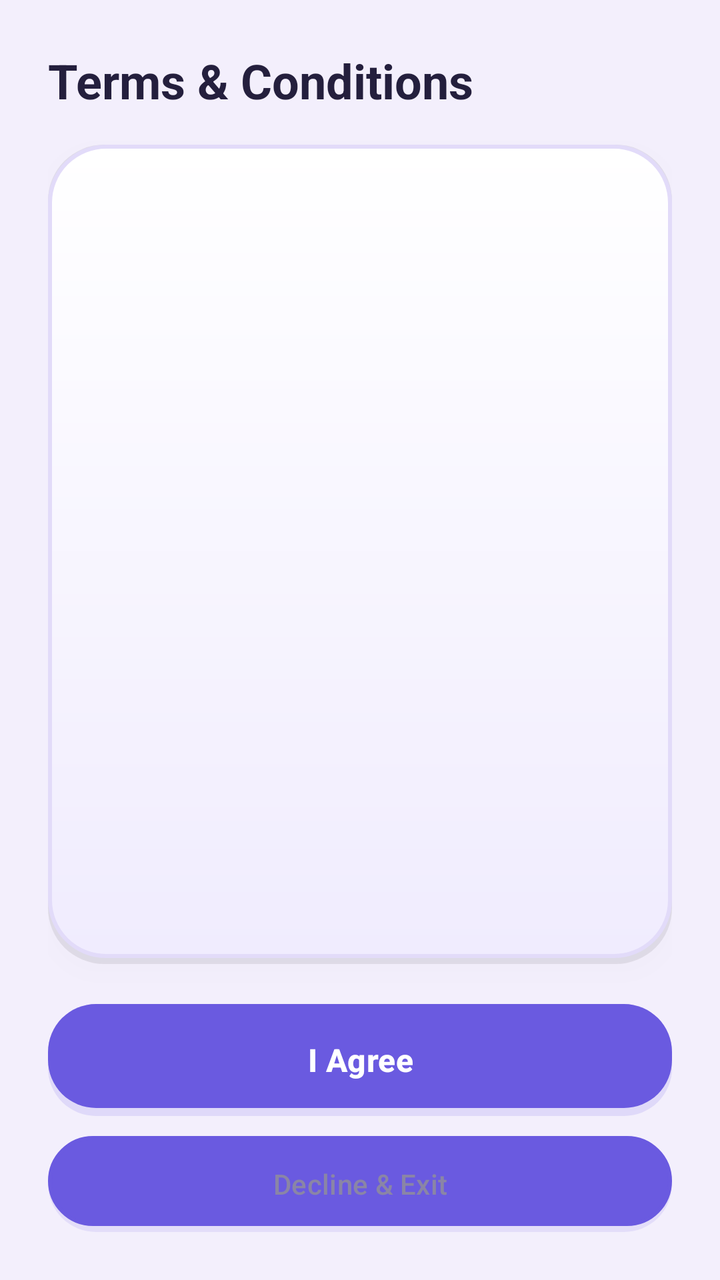
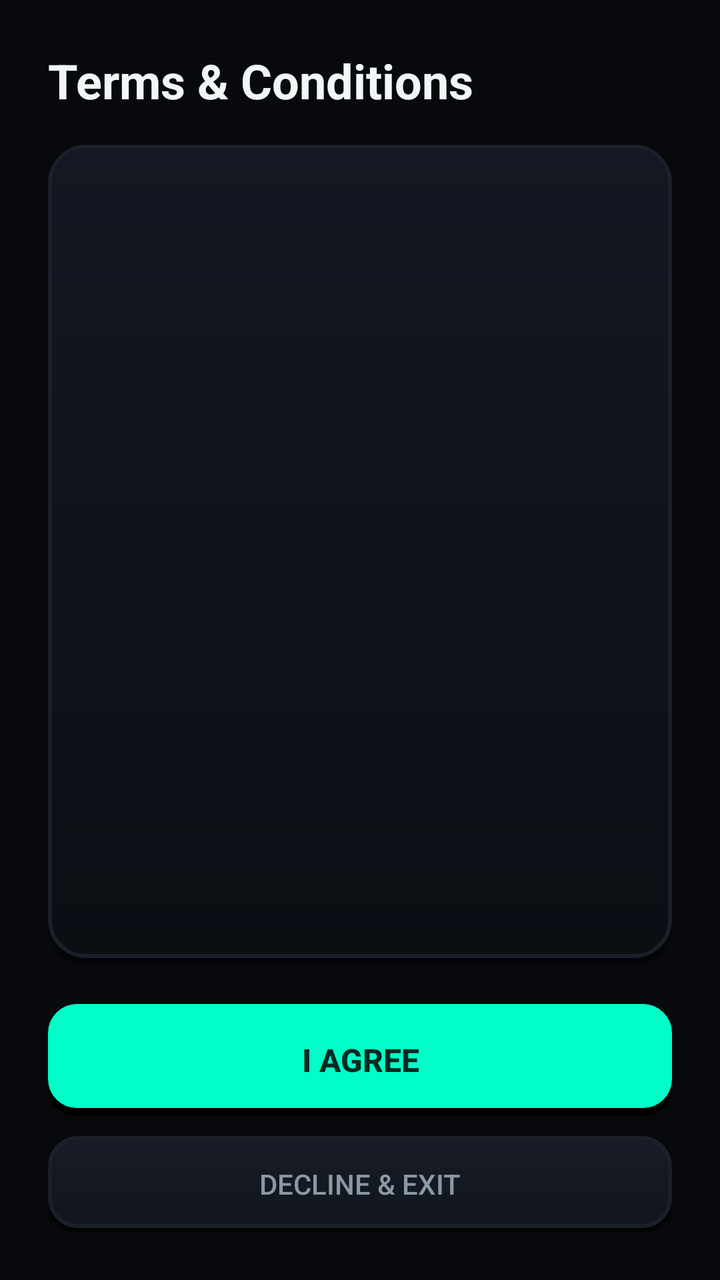

An Android layout rendered at two revisions. The XML below is the earlier revision; the diff shows what the commit changed to produce the second picture.
<!-- AndroidManifest.xml: application theme Theme.AccessControl -->
<!-- res/layout/activity_terms.xml -->
<?xml version="1.0" encoding="utf-8"?>
<LinearLayout xmlns:android="http://schemas.android.com/apk/res/android"
    android:layout_width="match_parent"
    android:layout_height="match_parent"
    android:orientation="vertical"
    android:padding="24dp">

    <TextView
        android:layout_width="wrap_content"
        android:layout_height="wrap_content"
        android:text="@string/terms_title"
        android:textColor="@color/clay_text"
        android:textSize="24sp"
        android:textStyle="bold" />

    <ScrollView
        android:layout_width="match_parent"
        android:layout_height="0dp"
        android:layout_marginTop="16dp"
        android:layout_weight="1"
        android:background="@drawable/bg_clay_card"
        android:elevation="6dp">

        <TextView
            android:id="@+id/termsBody"
            android:layout_width="match_parent"
            android:layout_height="wrap_content"
            android:padding="18dp"
            android:textColor="@color/clay_text"
            android:textSize="14sp" />
    </ScrollView>

    <Button
        android:id="@+id/btnAgree"
        android:layout_width="match_parent"
        android:layout_height="56dp"
        android:layout_marginTop="20dp"
        android:background="@drawable/bg_clay_button_primary"
        android:elevation="8dp"
        android:text="I Agree"
        android:textColor="#FFFFFF"
        android:textSize="16sp"
        android:textStyle="bold" />

    <Button
        android:id="@+id/btnDecline"
        android:layout_width="match_parent"
        android:layout_height="wrap_content"
        android:layout_marginTop="10dp"
        android:background="@drawable/bg_clay_button_soft"
        android:text="Decline &amp; Exit"
        android:textColor="@color/clay_text_soft" />
</LinearLayout>
<!-- resources referenced by this layout -->
<resources>
  <color name="clay_text">#241F3D</color>
  <color name="clay_text_soft">#8A85A6</color>
  <!-- drawable bg_clay_button_primary (drawable) -->
  <?xml version="1.0" encoding="utf-8"?>
  <layer-list xmlns:android="http://schemas.android.com/apk/res/android">
      <item>
          <shape android:shape="rectangle">
              <corners android:radius="24dp" />
              <solid android:color="#26000000" />
          </shape>
      </item>
      <item android:bottom="4dp">
          <shape android:shape="rectangle">
              <corners android:radius="24dp" />
              <gradient
                  android:angle="270"
                  android:startColor="#7C6CF6"
                  android:endColor="@color/clay_primary_dark" />
          </shape>
      </item>
  </layer-list>
  <!-- drawable bg_clay_button_soft (drawable) -->
  <?xml version="1.0" encoding="utf-8"?>
  <layer-list xmlns:android="http://schemas.android.com/apk/res/android">
      <item>
          <shape android:shape="rectangle">
              <corners android:radius="24dp" />
              <solid android:color="#1F000000" />
          </shape>
      </item>
      <item android:bottom="3dp">
          <shape android:shape="rectangle">
              <corners android:radius="24dp" />
              <gradient
                  android:angle="270"
                  android:startColor="#FFFFFF"
                  android:endColor="#EFE9FF" />
              <stroke
                  android:width="2dp"
                  android:color="@color/clay_stroke" />
          </shape>
      </item>
  </layer-list>
  <!-- drawable bg_clay_card (drawable) -->
  <?xml version="1.0" encoding="utf-8"?>
  <layer-list xmlns:android="http://schemas.android.com/apk/res/android">
      <item>
          <shape android:shape="rectangle">
              <corners android:radius="28dp" />
              <solid android:color="#14000000" />
          </shape>
      </item>
      <item android:bottom="3dp">
          <shape android:shape="rectangle">
              <corners android:radius="28dp" />
              <gradient
                  android:angle="270"
                  android:startColor="#FFFFFF"
                  android:endColor="@color/clay_card_deep" />
              <stroke
                  android:width="2dp"
                  android:color="@color/clay_stroke" />
          </shape>
      </item>
  </layer-list>
  <string name="terms_title">Terms &amp; Conditions</string>
  <style name="Theme.AccessControl" parent="Theme.Material3.Light.NoActionBar">
          <item name="colorPrimary">@color/clay_primary</item>
          <item name="colorOnPrimary">#FFFFFF</item>
          <item name="colorPrimaryContainer">@color/clay_card_deep</item>
          <item name="colorSecondary">@color/clay_accent</item>
          <item name="android:statusBarColor">@color/clay_bg</item>
          <item name="android:navigationBarColor">@color/clay_bg</item>
          <item name="android:windowLightStatusBar">true</item>
          <item name="android:windowBackground">@color/clay_bg</item>
      </style>
  <color name="clay_primary_dark">#5B4BD1</color>
  <color name="clay_stroke">#E2DBF9</color>
  <color name="clay_card_deep">#F0ECFE</color>
  <color name="clay_primary">#6A5AE0</color>
  <color name="clay_accent">#4FC3F7</color>
  <color name="clay_bg">#F3EFFC</color>
</resources>

<!-- the commit's change to res/layout/activity_terms.xml (unified diff, before → after) -->
@@ -30,7 +30,7 @@
             android:textSize="14sp" />
     </ScrollView>
 
-    <Button
+    <androidx.appcompat.widget.AppCompatButton
         android:id="@+id/btnAgree"
         android:layout_width="match_parent"
         android:layout_height="56dp"
@@ -38,11 +38,11 @@
         android:background="@drawable/bg_clay_button_primary"
         android:elevation="8dp"
         android:text="I Agree"
-        android:textColor="#FFFFFF"
+        android:textColor="#062A22"
         android:textSize="16sp"
         android:textStyle="bold" />
 
-    <Button
+    <androidx.appcompat.widget.AppCompatButton
         android:id="@+id/btnDecline"
         android:layout_width="match_parent"
         android:layout_height="wrap_content"
<!-- resource entries referenced after the edit -->
@@ -1,23 +1,21 @@
 <!-- resources referenced by this layout -->
 <resources>
-  <color name="clay_text">#241F3D</color>
-  <color name="clay_text_soft">#8A85A6</color>
+  <color name="clay_text">#F2F6F7</color>
+  <color name="clay_text_soft">#8B98A5</color>
   <!-- drawable bg_clay_button_primary (drawable) -->
   <?xml version="1.0" encoding="utf-8"?>
   <layer-list xmlns:android="http://schemas.android.com/apk/res/android">
       <item>
           <shape android:shape="rectangle">
-              <corners android:radius="24dp" />
-              <solid android:color="#26000000" />
+              <corners android:radius="14dp" />
+              <solid android:color="#000000" />
           </shape>
       </item>
       <item android:bottom="4dp">
           <shape android:shape="rectangle">
-              <corners android:radius="24dp" />
-              <gradient
-                  android:angle="270"
-                  android:startColor="#7C6CF6"
-                  android:endColor="@color/clay_primary_dark" />
+              <corners android:radius="14dp" />
+              <solid android:color="@color/clay_primary" />
+              <stroke android:width="1dp" android:color="@color/clay_primary" />
           </shape>
       </item>
   </layer-list>
@@ -26,17 +24,17 @@
   <layer-list xmlns:android="http://schemas.android.com/apk/res/android">
       <item>
           <shape android:shape="rectangle">
-              <corners android:radius="24dp" />
-              <solid android:color="#1F000000" />
+              <corners android:radius="14dp" />
+              <solid android:color="#80000000" />
           </shape>
       </item>
-      <item android:bottom="3dp">
+      <item android:bottom="2dp">
           <shape android:shape="rectangle">
-              <corners android:radius="24dp" />
+              <corners android:radius="14dp" />
               <gradient
                   android:angle="270"
-                  android:startColor="#FFFFFF"
-                  android:endColor="#EFE9FF" />
+                  android:startColor="#171C26"
+                  android:endColor="#11151D" />
               <stroke
                   android:width="2dp"
                   android:color="@color/clay_stroke" />
@@ -48,17 +46,17 @@
   <layer-list xmlns:android="http://schemas.android.com/apk/res/android">
       <item>
           <shape android:shape="rectangle">
-              <corners android:radius="28dp" />
-              <solid android:color="#14000000" />
+              <corners android:radius="18dp" />
+              <solid android:color="#66000000" />
           </shape>
       </item>
       <item android:bottom="3dp">
           <shape android:shape="rectangle">
-              <corners android:radius="28dp" />
+              <corners android:radius="18dp" />
               <gradient
                   android:angle="270"
-                  android:startColor="#FFFFFF"
-                  android:endColor="@color/clay_card_deep" />
+                  android:startColor="#131822"
+                  android:endColor="#0B0E13" />
               <stroke
                   android:width="2dp"
                   android:color="@color/clay_stroke" />
@@ -68,19 +66,18 @@
   <string name="terms_title">Terms &amp; Conditions</string>
   <style name="Theme.AccessControl" parent="Theme.Material3.Light.NoActionBar">
           <item name="colorPrimary">@color/clay_primary</item>
-          <item name="colorOnPrimary">#FFFFFF</item>
+          <item name="colorOnPrimary">#062A22</item>
           <item name="colorPrimaryContainer">@color/clay_card_deep</item>
           <item name="colorSecondary">@color/clay_accent</item>
           <item name="android:statusBarColor">@color/clay_bg</item>
           <item name="android:navigationBarColor">@color/clay_bg</item>
-          <item name="android:windowLightStatusBar">true</item>
+          <item name="android:windowLightStatusBar">false</item>
           <item name="android:windowBackground">@color/clay_bg</item>
       </style>
-  <color name="clay_primary_dark">#5B4BD1</color>
-  <color name="clay_stroke">#E2DBF9</color>
-  <color name="clay_card_deep">#F0ECFE</color>
-  <color name="clay_primary">#6A5AE0</color>
+  <color name="clay_stroke">#1A2029</color>
+  <color name="clay_card_deep">#11151D</color>
+  <color name="clay_primary">#00FFC8</color>
   <color name="clay_accent">#4FC3F7</color>
-  <color name="clay_bg">#F3EFFC</color>
+  <color name="clay_bg">#07090C</color>
 </resources>
 
